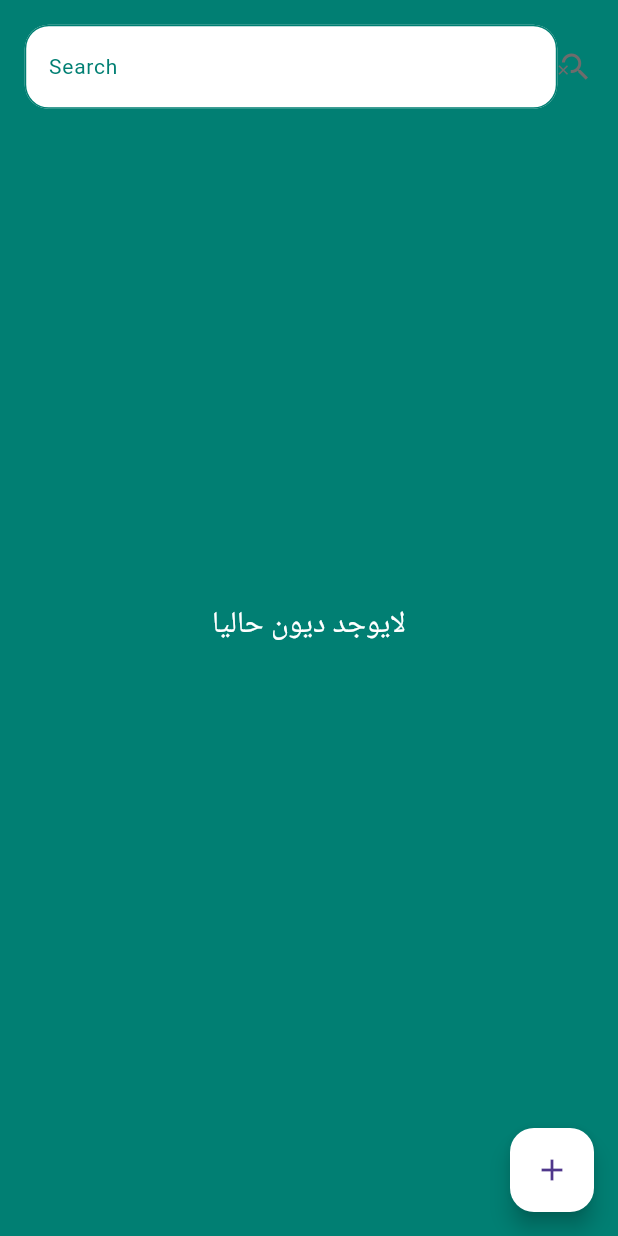
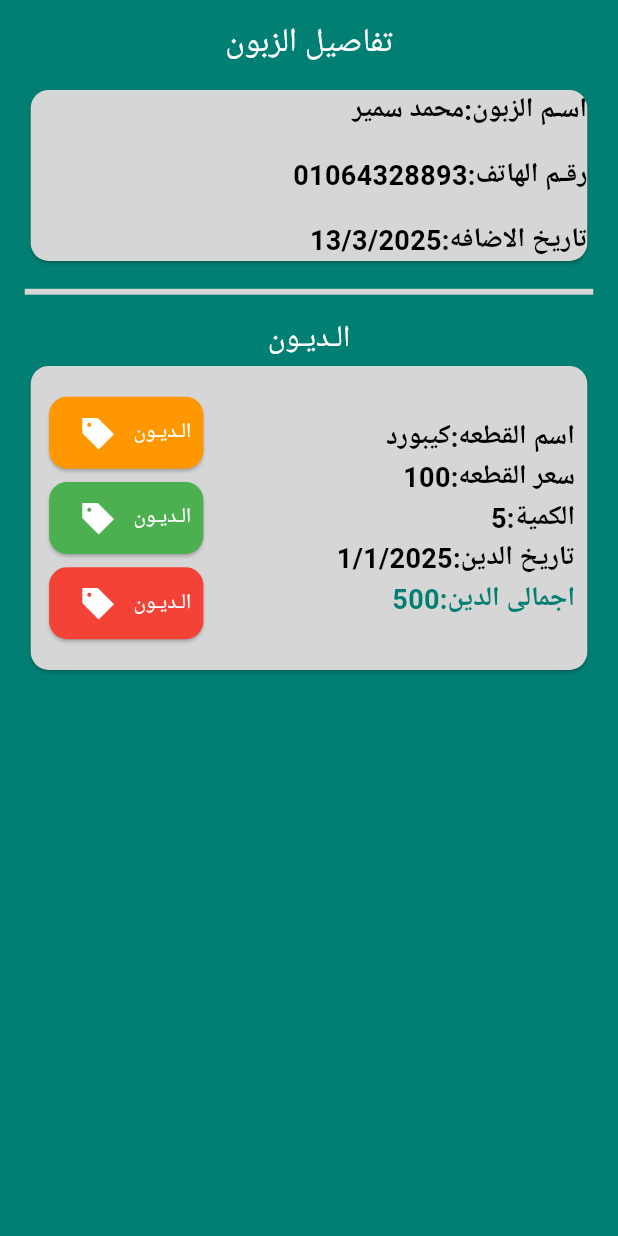
Before and after one commit to mohamedzebib22/Elmanfy, a Flutter app: the screen it shows after launch, on a phone screen of 412 x 824 dp. Run offline on Flutter 3.47's test engine with Material 3 defaults, Android fonts, the phone set to English and light mode, and no system bars; drawn by our look-alikes of auto_size_text.

Commit message:
make card of details of Piece.

```diff
--- /dev/null
+++ b/lib/Features/home_page/data/models/user_info.dart
@@ -0,0 +1,7 @@
+class UserInfo {
+  String name;
+  String phoneNumber;
+  String dataOfAdded;
+
+  UserInfo({required this.name ,required this.phoneNumber,required this.dataOfAdded});
+}
--- /dev/null
+++ b/lib/Features/home_page/presentation/views/screens/customer_details_page.dart
@@ -0,0 +1,69 @@
+import 'package:elmanfy/Features/home_page/presentation/views/widgets/custom_divider.dart';
+import 'package:elmanfy/Features/home_page/presentation/views/widgets/custom_icon_button.dart';
+import 'package:elmanfy/Features/home_page/presentation/views/widgets/details_card_user.dart';
+import 'package:elmanfy/core/constants/constant.dart';
+import 'package:elmanfy/core/theme/app_color.dart';
+import 'package:elmanfy/core/theme/custom_style_text.dart';
+import 'package:elmanfy/core/utils/widgets/custom_text.dart';
+import 'package:flutter/material.dart';
+
+class CustomerdetailsPage extends StatelessWidget {
+  const CustomerdetailsPage({super.key});
+  static String id ='Customerdetails';
+  @override
+  Widget build(BuildContext context) {
+    var width = MediaQuery.of(context).size.width;
+    var height = MediaQuery.of(context).size.height;
+    return SafeArea(
+      child: Scaffold(
+        appBar: AppBar(title:const Text(Constant.customerDetails,style: TextStyle(color: Colors.white),),centerTitle: true,
+        backgroundColor: AppColor.primaryColor,
+        ),
+        body: Padding(
+          padding:  EdgeInsets.symmetric(horizontal: width*0.04),
+          child: Column(
+            crossAxisAlignment: CrossAxisAlignment.stretch,
+            children: [
+            DetailsCardUser(),
+            SizedBox(height: height*0.02,),
+            CustomDivider(),
+            SizedBox(height: height*0.02,),
+            Center(child: CustomText(title:Constant.debts)),
+
+
+              Card(
+              color: Color(0xffD6D6D6),
+              child: Row(
+                mainAxisAlignment: MainAxisAlignment.spaceBetween,
+                children: [
+                  Padding(
+                    padding: EdgeInsets.symmetric(vertical:height*0.02 ,horizontal: width*0.02),
+                    child: Column(children: [
+                      CustomIconButton(title: Constant.discount, iconName: Icon(Icons.sell_sharp,color: Colors.white,), buttonColor: Colors.orange,),
+                      SizedBox(height: height*0.001,),
+                      CustomIconButton(title: Constant.payment, iconName: Icon(Icons.sell_sharp,color: Colors.white,),buttonColor: Colors.green,),
+                      SizedBox(height: height*0.001,),
+                      CustomIconButton(title: Constant.delete, iconName: Icon(Icons.sell_sharp,color: Colors.white,),buttonColor: Colors.red,),
+                    ],),
+                  ),
+                  Padding(
+                     padding: EdgeInsets.symmetric(vertical:height*0.02 ,horizontal: width*0.02),
+                    child: Column(
+                      crossAxisAlignment: CrossAxisAlignment.end,
+                      children: [
+                      CustomText(title: '${Constant.nameOfThePiece}:كيبورد',textStyle:CustomStyleText.bold16Black ,),
+                      CustomText(title: '${Constant.priceOfThePiece}:100',textStyle:CustomStyleText.bold16Black ,),
+                      CustomText(title: '${Constant.count}:5',textStyle:CustomStyleText.bold16Black ,),
+                      CustomText(title: '${Constant.historyOfReligion}:1/1/2025',textStyle:CustomStyleText.bold16Black ,),
+                      CustomText(title: '${Constant.totalPrice}:500',textStyle:CustomStyleText.bold18Primary ,),
+                    ],),
+                  ),
+                ],
+              ),),
+
+          ],),
+        ),
+      ),
+    );
+  }
+}
--- a/lib/Features/home_page/presentation/views/widgets/home_page.dart
+++ b/lib/Features/home_page/presentation/views/screens/home_page.dart
@@ -1,4 +1,5 @@
 import 'package:elmanfy/Features/home_page/presentation/views/widgets/custom_bottom_sheet.dart';
+import 'package:elmanfy/Features/home_page/presentation/views/widgets/custom_card_info.dart';
 import 'package:elmanfy/core/constants/constant.dart';
 import 'package:elmanfy/core/theme/custom_style_text.dart';
 import 'package:elmanfy/core/utils/widgets/custom_text_feild.dart';
@@ -40,11 +41,12 @@ class HomePage extends StatelessWidget {
                 Icon(Icons.search_off_sharp ,color: const Color.fromARGB(255, 110, 108, 108),),
               ],),
               SizedBox(height: height/ 2.5),
-              Text(
-                Constant.noDebtsCurrently,
-                style: CustomStyleText.whiteColorBold,
-                textAlign: TextAlign.center,
-              ),
+              CustomCardInfo(),
+              // Text(
+              //   Constant.noDebtsCurrently,
+              //   style: CustomStyleText.whiteColorBold,
+              //   textAlign: TextAlign.center,
+              // ),
             ],
           ),
         ),
--- a/lib/Features/home_page/presentation/views/widgets/custom_card_info.dart
+++ b/lib/Features/home_page/presentation/views/widgets/custom_card_info.dart
@@ -1,3 +1,7 @@
+import 'package:elmanfy/Features/home_page/presentation/views/screens/customer_details_page.dart';
+import 'package:elmanfy/core/constants/constant.dart';
+import 'package:elmanfy/core/theme/custom_style_text.dart';
+import 'package:elmanfy/core/utils/widgets/custom_text.dart';
 import 'package:flutter/material.dart';
 
 class CustomCardInfo extends StatelessWidget {
@@ -5,6 +9,29 @@ class CustomCardInfo extends StatelessWidget {
 
   @override
   Widget build(BuildContext context) {
-    return const Placeholder();
+    var width = MediaQuery.of(context).size.width;
+    var height = MediaQuery.of(context).size.height;
+    return Card(
+      color: Color(0xffD6D6D6),
+      child: Row(children: [
+        Row(children: [
+          IconButton(onPressed: (){}, icon: Icon(Icons.delete_forever_sharp,color: Colors.red,)),
+          IconButton(onPressed: (){
+            Navigator.pushNamed(context, CustomerdetailsPage.id);
+          }, icon: Icon(Icons.edit_sharp,color: Colors.green,)),
+
+        ],),
+        SizedBox(width: width*0.08,),
+        Column(
+          crossAxisAlignment: CrossAxisAlignment.end,
+          children: [
+          CustomText(title: '${Constant.customerName}:محمد سمير',textStyle:CustomStyleText.bold16Black ,),
+          SizedBox(height: height*0.02,),
+          CustomText(title: '${Constant.phoneNumber}:01064328893',textStyle:CustomStyleText.bold16Black ,),
+          SizedBox(height: height*0.02,),
+          CustomText(title: '${Constant.dateOfAdded}:13/3/2025',textStyle:CustomStyleText.bold16Black ,),
+        ],)
+      ],),
+    );
   }
 }
--- /dev/null
+++ b/lib/Features/home_page/presentation/views/widgets/custom_divider.dart
@@ -0,0 +1,23 @@
+import 'package:flutter/material.dart';
+
+class CustomDivider extends StatelessWidget {
+  const CustomDivider({
+    super.key,
+
+  });
+
+
+
+  @override
+  Widget build(BuildContext context) {
+    var width = MediaQuery.of(context).size.width;
+    var height = MediaQuery.of(context).size.height;
+    return Container(
+      height:height*0.0001 ,
+      decoration: BoxDecoration(
+        color: Color(0xffD6D6D6),
+        border: Border.all(color: Color(0xffD6D6D6),width: 2)
+      ),
+    );
+  }
+}
--- /dev/null
+++ b/lib/Features/home_page/presentation/views/widgets/custom_icon_button.dart
@@ -0,0 +1,24 @@
+import 'package:flutter/material.dart';
+
+class CustomIconButton extends StatelessWidget {
+  const CustomIconButton({super.key, required this.title, required this.iconName,required this.buttonColor});
+  final String title;
+  final Widget iconName;
+  final Color buttonColor;
+  @override
+  Widget build(BuildContext context) {
+     var width = MediaQuery.of(context).size.width;
+    var height = MediaQuery.of(context).size.height;
+    return Card(
+      color: buttonColor,
+      child: Padding(
+        padding: EdgeInsets.symmetric(horizontal: width*0.02),
+        child: Row(
+        children: [
+          IconButton(onPressed: (){}, icon: iconName),
+          Text(title,style:const TextStyle(color: Colors.white),)
+        ],
+            ),
+      ),);
+  }
+}
--- /dev/null
+++ b/lib/Features/home_page/presentation/views/widgets/details_card_user.dart
@@ -0,0 +1,39 @@
+import 'package:elmanfy/core/constants/constant.dart';
+import 'package:elmanfy/core/theme/custom_style_text.dart';
+import 'package:elmanfy/core/utils/widgets/custom_text.dart';
+import 'package:flutter/material.dart';
+
+class DetailsCardUser extends StatelessWidget {
+  const DetailsCardUser({super.key});
+
+  @override
+  Widget build(BuildContext context) {
+    var width = MediaQuery.of(context).size.width;
+    var height = MediaQuery.of(context).size.height;
+    return Card(
+        color: Color(0xffD6D6D6),
+        child: Column(
+          crossAxisAlignment: CrossAxisAlignment.end,
+          children: [
+            CustomText(
+              title: '${Constant.customerName}:محمد سمير',
+              textStyle: CustomStyleText.bold16Black,
+            ),
+            SizedBox(
+              height: height * 0.02,
+            ),
+            CustomText(
+              title: '${Constant.phoneNumber}:01064328893',
+              textStyle: CustomStyleText.bold16Black,
+            ),
+            SizedBox(
+              height: height * 0.02,
+            ),
+            CustomText(
+              title: '${Constant.dateOfAdded}:13/3/2025',
+              textStyle: CustomStyleText.bold16Black,
+            ),
+          ],
+        ));
+  }
+}
--- a/lib/core/constants/constant.dart
+++ b/lib/core/constants/constant.dart
@@ -16,6 +16,16 @@ class Constant {
  static const String phoneNumber = 'رقـم الهاتف';
  static const String dateOfAdded = 'تاريخ الاضافه';
  static const String addNewCustomer = 'اضافة زبون جديد';
+ static const String customerDetails = 'تفاصيل الزبون';
+ static const String debts = 'الـديـون';
+ static const String discount = 'الـديـون';
+ static const String payment = 'الـديـون';
+ static const String delete = 'الـديـون';
+ static const String nameOfThePiece = 'اسم القطعه';
+ static const String priceOfThePiece = 'سعر القطعه';
+ static const String count = 'الكمية';
+ static const String historyOfReligion = 'تاريخ الدين';
+ static const String totalPrice = 'اجمالى الدين';
 
 
 }
--- a/lib/core/theme/custom_style_text.dart
+++ b/lib/core/theme/custom_style_text.dart
@@ -3,5 +3,6 @@ import 'package:flutter/material.dart';
 class CustomStyleText {
   static const TextStyle whiteColorBold = TextStyle(fontSize: 20 ,color: Colors.white ,);
   static const TextStyle primaryColorBold = TextStyle(fontSize: 16 ,color: Color(0xff017F73) );
+  static const TextStyle bold16Black = TextStyle(fontSize: 16 ,color:Colors.black,fontWeight: FontWeight.bold );
   static const TextStyle bold18Primary = TextStyle(fontSize: 18 ,color: Color(0xff017F73) ,fontWeight: FontWeight.bold);
 }
--- a/lib/main.dart
+++ b/lib/main.dart
@@ -1,5 +1,6 @@
 import 'package:elmanfy/Features/forget_password_page/presentation/views/forget_password_page.dart';
-import 'package:elmanfy/Features/home_page/presentation/views/widgets/home_page.dart';
+import 'package:elmanfy/Features/home_page/presentation/views/screens/customer_details_page.dart';
+import 'package:elmanfy/Features/home_page/presentation/views/screens/home_page.dart';
 import 'package:elmanfy/Features/login_page/presentation/views/login_page.dart';
 import 'package:elmanfy/Features/register_page/presentation/views/register_page.dart';
 import 'package:elmanfy/core/theme/app_theme.dart';
@@ -22,8 +23,9 @@ class Elmanfy extends StatelessWidget {
         RegisterPage.id : (context) => RegisterPage(),
         ForgetPasswordPage.id : (context) => ForgetPasswordPage(),
         HomePage.id : (context) => HomePage(),
+        CustomerdetailsPage.id : (context) => CustomerdetailsPage(),
       },
-      initialRoute: HomePage.id,
+      initialRoute: CustomerdetailsPage.id,
     );
   }
 }
```
Also changed, not shown: assets/images/discount.png (added).
